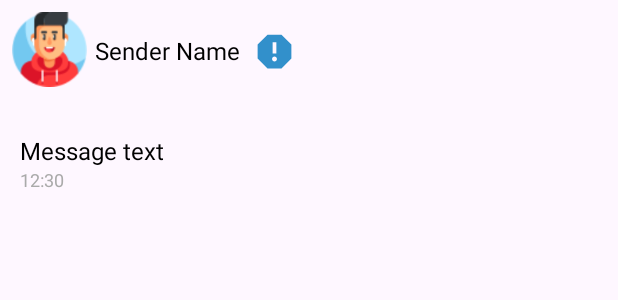
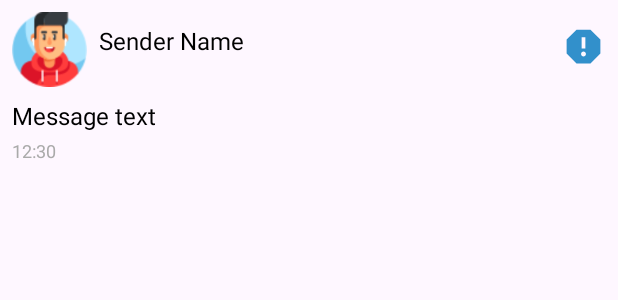
Before and after one commit to ShayKat112/GamerLandRep1, an Android app: the layout item_message.xml on its own in the app's theme, with its tools: preview values and no code run, on a phone screen of 412 x 824 dp. Shown: the top 300 px of the screen. Run offline under Robolectric (Android 15) with nearby library versions, the phone set to English and light mode, and no system bars; Roboto replaces fonts that are not available here.

Commit message:
18/5/2025

```diff
--- a/app/src/main/res/layout/fragment_chat.xml
+++ b/app/src/main/res/layout/fragment_chat.xml
@@ -14,7 +14,7 @@
         android:layout_marginLeft="0dp"
         android:layout_marginTop="0dp"
         android:background="@null"
-        tools:srcCompat="@drawable/baseline_report_24" />
+        android:src="@drawable/baseline_report_24" />
 
 
     <TextView
--- a/app/src/main/res/layout/item_message.xml
+++ b/app/src/main/res/layout/item_message.xml
@@ -1,52 +1,71 @@
 <?xml version="1.0" encoding="utf-8"?>
-<LinearLayout xmlns:android="http://schemas.android.com/apk/res/android"
-    xmlns:tools="http://schemas.android.com/tools"
+<androidx.constraintlayout.widget.ConstraintLayout xmlns:android="http://schemas.android.com/apk/res/android"
+    xmlns:app="http://schemas.android.com/apk/res-auto"
     android:layout_width="match_parent"
     android:layout_height="wrap_content"
-    android:orientation="vertical"
-    android:padding="8dp">
+    android:padding="8dp"
+    android:background="@null">
 
+    <!-- תמונת פרופיל -->
     <ImageView
         android:id="@+id/tvImvAvatar"
         android:layout_width="50dp"
         android:layout_height="50dp"
-        android:src="@drawable/avatar1" />
+        android:src="@drawable/avatar1"
+        app:layout_constraintStart_toStartOf="parent"
+        app:layout_constraintTop_toTopOf="parent" />
+
+    <!-- שם המשתמש -->
+
+    <!-- כפתור דיווח -->
 
     <TextView
         android:id="@+id/tvSenderName"
         android:layout_width="wrap_content"
         android:layout_height="wrap_content"
+        android:layout_marginStart="8dp"
+        android:layout_marginTop="8dp"
         android:text="Sender Name"
-        android:layout_marginTop="-35dp"
-        android:layout_marginLeft="55dp"
+        android:textColor="@android:color/black"
         android:textSize="16sp"
-        android:textColor="@android:color/black" />
+        app:layout_constraintEnd_toStartOf="@id/imbtnReportUser"
+        app:layout_constraintHorizontal_bias="0.0"
+        app:layout_constraintStart_toEndOf="@id/tvImvAvatar"
+        app:layout_constraintTop_toTopOf="@id/tvImvAvatar" />
 
     <ImageButton
         android:id="@+id/imbtnReportUser"
         android:layout_width="wrap_content"
         android:layout_height="wrap_content"
         android:background="@null"
-        android:layout_marginLeft="160dp"
-        android:layout_marginTop="-25dp"
-        tools:srcCompat="@drawable/report_user" />
+        android:contentDescription="Report User"
+        android:src="@drawable/report_user"
+        app:layout_constraintTop_toTopOf="@id/tvSenderName"
+        app:layout_constraintEnd_toEndOf="parent" />
 
+    <!-- טקסט ההודעה -->
     <TextView
         android:id="@+id/messageTextView"
-        android:layout_width="wrap_content"
+        android:layout_width="0dp"
         android:layout_height="wrap_content"
-        android:layout_marginLeft="5dp"
-        android:layout_marginTop="40dp"
         android:text="Message text"
         android:textSize="16sp"
-        android:textColor="@android:color/black"/>
+        android:textColor="@android:color/black"
+        android:layout_marginTop="8dp"
+        app:layout_constraintTop_toBottomOf="@id/tvImvAvatar"
+        app:layout_constraintStart_toStartOf="parent"
+        app:layout_constraintEnd_toEndOf="parent" />
 
+    <!-- טיימסטאמפ -->
     <TextView
         android:id="@+id/timestampTextView"
         android:layout_width="wrap_content"
         android:layout_height="wrap_content"
-        android:layout_marginLeft="5dp"
         android:text="12:30"
         android:textSize="12sp"
-        android:textColor="@android:color/darker_gray"/>
-</LinearLayout>
+        android:textColor="@android:color/darker_gray"
+        android:layout_marginTop="4dp"
+        app:layout_constraintTop_toBottomOf="@id/messageTextView"
+        app:layout_constraintStart_toStartOf="@id/messageTextView" />
+
+</androidx.constraintlayout.widget.ConstraintLayout>
```
Also changed, not shown: app/src/main/java/com/example/gamerland/Adapters/ChatAdapter.java (+67 -3 lines), app/src/main/java/com/example/gamerland/ChatFragment.java (+13 -1 lines), app/src/main/java/com/example/gamerland/HomeFragment.java (+18 -3 lines), app/src/main/java/com/example/gamerland/models/messagemodel.java (+9 -0 lines).
